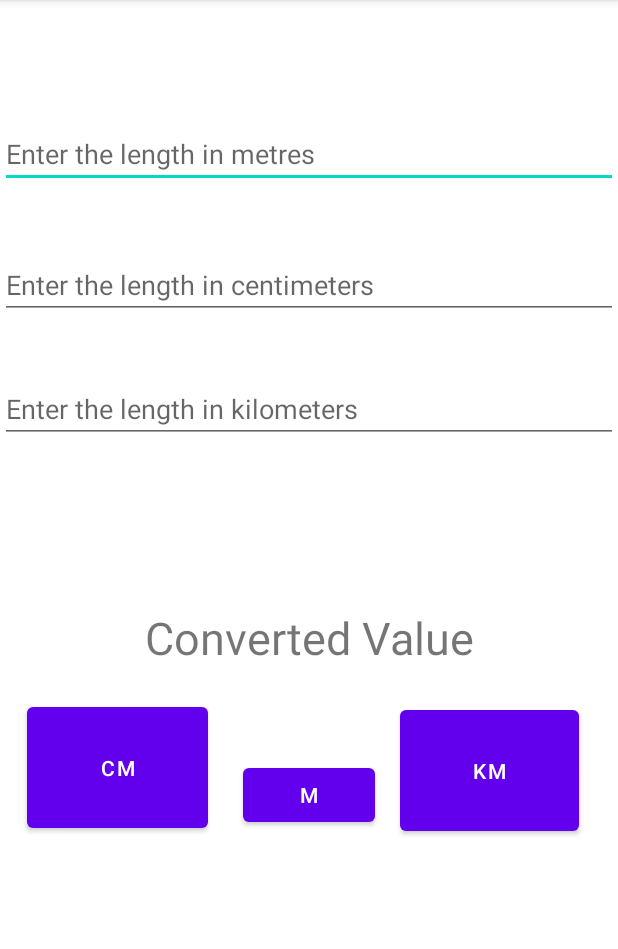
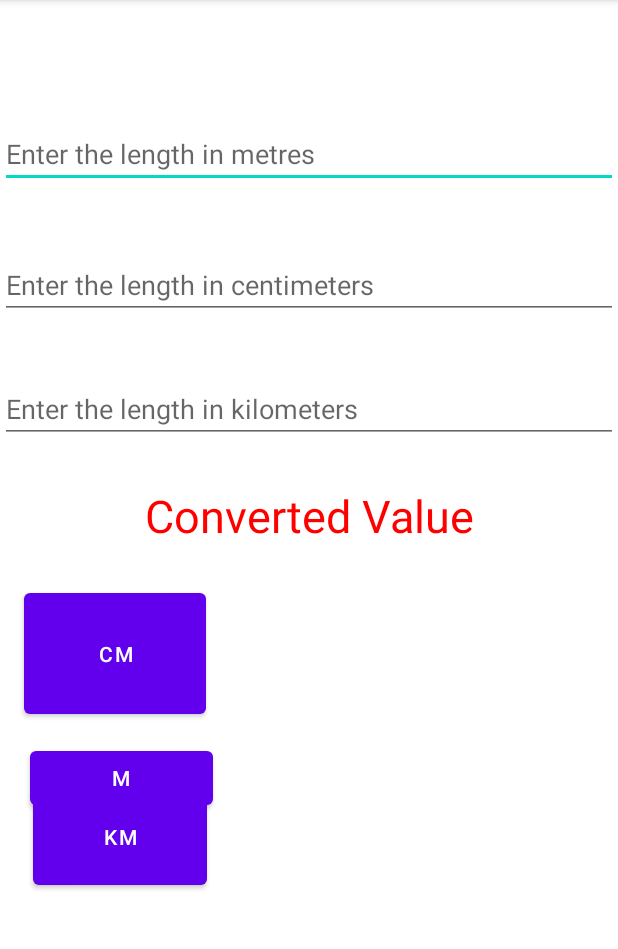
Before and after one commit to Sabrina509/converter, an Android app: the screen it shows after launch (MainActivity), after a tap on "KM", on a phone screen of 412 x 824 dp, the part 84-1033 px from its top. Run offline under Robolectric (Android 15) with nearby library versions, the phone set to English and light mode, and no system bars; 2 statements that could not run were skipped; 2 other taps on this screen came first.

Commit message:
code completed

```diff
--- a/app/src/main/java/com/example/assignment2/MainActivity.java
+++ b/app/src/main/java/com/example/assignment2/MainActivity.java
@@ -8,7 +8,7 @@ import android.widget.Button;
 import android.widget.EditText;
 import android.widget.TextView;
 
-public class MainActivity extends AppCompatActivity {
+public class MainActivity extends AppCompatActivity implements View.OnClickListener{
 
     @Override
     protected void onCreate(Bundle savedInstanceState) {
@@ -18,20 +18,72 @@ public class MainActivity extends AppCompatActivity {
         Button mbutton;
         Button cmbutton;
         Button kmbutton;
+
+
+        mbutton = (Button) findViewById(R.id.button);
+        cmbutton = (Button) findViewById(R.id.button1);
+        kmbutton = (Button) findViewById(R.id.button2);
+
+
+        mbutton.setOnClickListener((View.OnClickListener) this);
+        cmbutton.setOnClickListener((View.OnClickListener) this);
+        kmbutton.setOnClickListener((View.OnClickListener) this);
+
+    }
+
+    @Override
+    public void onClick(View v) {
         final EditText kmText;
         final EditText cmText;
         final EditText mText;
         final TextView sText;
 
-        mbutton= (Button) findViewById(R.id.button);
-        cmbutton= (Button) findViewById(R.id.button1);
-        kmbutton= (Button) findViewById(R.id.button2);
-        mText=(EditText) findViewById(R.id.mText);
-        cmText=(EditText) findViewById(R.id.cmText);
-        kmText=(EditText) findViewById(R.id.kmText);
-        sText=(TextView) findViewById(R.id.textView);
+        mText = (EditText) findViewById(R.id.mText);
+        cmText = (EditText) findViewById(R.id.cmText);
+        kmText = (EditText) findViewById(R.id.kmText);
+        sText = (TextView) findViewById(R.id.textView);
 
-        mbutton.setOnClickListener(new View.OnClickListener() {
+        switch (v.getId()) {
+            case R.id.button:
+                if (kmText.getText().toString().length() == 0) {
+                    Double convert = Double.parseDouble(cmText.getText().toString());
+                    sText.setText(String.valueOf(convert / 100));
+                    sText.setTextColor(Color.RED);
+                } else if (cmText.getText().toString().length() == 0) {
+                    Double convert = Double.parseDouble(kmText.getText().toString());
+                    sText.setText(String.valueOf(convert * 1000));
+                    sText.setTextColor(Color.RED);
+                }
+                break;
+            case R.id.button1:
+                if (kmText.getText().toString().length() == 0) {
+                    Double convert = Double.parseDouble(mText.getText().toString());
+                    sText.setText(String.valueOf(convert * 100));
+                    sText.setTextColor(Color.RED);
+                } else if (mText.getText().toString().length() == 0) {
+                    Double convert = Double.parseDouble(kmText.getText().toString());
+                    sText.setText(String.valueOf(convert * 1000000));
+                    sText.setTextColor(Color.RED);
+                }
+                break;
+
+            case R.id.button2:
+                if (cmText.getText().toString().length() == 0) {
+                    Double convert = Double.parseDouble(mText.getText().toString());
+                    sText.setText(String.valueOf(convert / 1000));
+                    sText.setTextColor(Color.RED);
+                } else if (mText.getText().toString().length() == 0) {
+                    Double convert = Double.parseDouble(cmText.getText().toString());
+                    sText.setText(String.valueOf(convert / 1000000));
+                    sText.setTextColor(Color.RED);
+                }
+                break;
+        }
+    }
+}
+
+
+        /*mbutton.setOnClickListener(new View.OnClickListener() {
             @Override
             public void onClick(View v) {
                 if(kmText==null) {
@@ -77,6 +129,4 @@ public class MainActivity extends AppCompatActivity {
                     sText.setTextColor(Color.RED);
                 }
             }
-        });
-    }
-}
+        });*/
--- a/app/src/main/res/layout/activity_main.xml
+++ b/app/src/main/res/layout/activity_main.xml
@@ -39,11 +39,14 @@
 
     <Button
         android:id="@+id/button"
-        android:layout_width="wrap_content"
+        android:layout_width="122dp"
         android:layout_height="wrap_content"
+        android:layout_alignParentStart="true"
+        android:layout_alignParentLeft="true"
         android:layout_alignParentBottom="true"
-        android:layout_centerHorizontal="true"
-        android:layout_marginBottom="214dp"
+        android:layout_marginStart="20dp"
+        android:layout_marginLeft="20dp"
+        android:layout_marginBottom="225dp"
         android:text="m" />
 
     <TextView
@@ -51,7 +54,7 @@
         android:layout_width="match_parent"
         android:layout_height="wrap_content"
         android:layout_below="@+id/mText"
-        android:layout_marginTop="279dp"
+        android:layout_marginTop="198dp"
         android:gravity="center"
         android:text="Converted Value"
         android:textSize="30sp" />
@@ -64,28 +67,24 @@
         android:layout_alignParentLeft="true"
         android:layout_alignParentTop="true"
         android:layout_alignParentBottom="true"
-        android:layout_marginStart="18dp"
-        android:layout_marginLeft="18dp"
-        android:layout_marginTop="465dp"
-        android:layout_marginEnd="23dp"
-        android:layout_marginRight="23dp"
-        android:layout_marginBottom="210dp"
-        android:layout_toStartOf="@+id/button"
-        android:layout_toLeftOf="@+id/button"
+        android:layout_marginStart="16dp"
+        android:layout_marginLeft="16dp"
+        android:layout_marginTop="389dp"
+        android:layout_marginBottom="286dp"
         android:text="cm" />
 
     <Button
         android:id="@+id/button2"
-        android:layout_width="119dp"
-        android:layout_height="51dp"
+        android:layout_width="116dp"
+        android:layout_height="40dp"
         android:layout_alignParentTop="true"
         android:layout_alignParentEnd="true"
         android:layout_alignParentRight="true"
         android:layout_alignParentBottom="true"
-        android:layout_marginTop="467dp"
-        android:layout_marginEnd="26dp"
-        android:layout_marginRight="26dp"
-        android:layout_marginBottom="208dp"
+        android:layout_marginTop="519dp"
+        android:layout_marginEnd="274dp"
+        android:layout_marginRight="274dp"
+        android:layout_marginBottom="172dp"
         android:text="km" />
 
 
```
